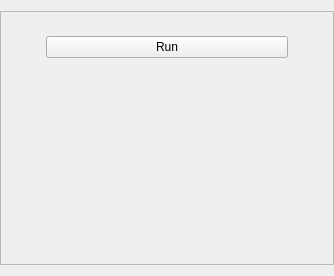
Old version of the form core/modules/gui/GeodesicTrainingGUI/GeodesicTrainingGUI.ui in the repository dboun/MultiPatientImageProcessing.
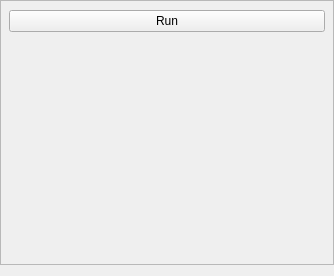
New version of the form. Custom widgets are drawn as their Qt base class.

Commit message: Fix GeodesicTrainingGUI layout

Patch:
```diff
--- a/core/modules/gui/GeodesicTrainingGUI/GeodesicTrainingGUI.ui
+++ b/core/modules/gui/GeodesicTrainingGUI/GeodesicTrainingGUI.ui
@@ -29,11 +29,14 @@
    <property name="leftMargin">
     <number>0</number>
    </property>
+   <property name="topMargin">
+    <number>0</number>
+   </property>
    <property name="rightMargin">
     <number>0</number>
    </property>
    <property name="horizontalSpacing">
-    <number>6</number>
+    <number>0</number>
    </property>
    <item row="0" column="0">
     <widget class="QScrollArea" name="scrollArea">
@@ -64,7 +67,7 @@
         <x>0</x>
         <y>0</y>
         <width>332</width>
-        <height>256</height>
+        <height>265</height>
        </rect>
       </property>
       <property name="sizePolicy">
@@ -81,18 +84,24 @@
       </property>
       <layout class="QGridLayout" name="gridLayout_2">
        <property name="leftMargin">
+        <number>8</number>
+       </property>
+       <property name="topMargin">
         <number>0</number>
        </property>
        <property name="rightMargin">
-        <number>0</number>
+        <number>8</number>
        </property>
        <property name="bottomMargin">
         <number>0</number>
        </property>
-       <item row="0" column="0" alignment="Qt::AlignHCenter">
+       <property name="horizontalSpacing">
+        <number>0</number>
+       </property>
+       <item row="0" column="0">
         <widget class="QWidget" name="widget_2" native="true">
          <property name="sizePolicy">
-          <sizepolicy hsizetype="Fixed" vsizetype="Preferred">
+          <sizepolicy hsizetype="Expanding" vsizetype="Preferred">
            <horstretch>0</horstretch>
            <verstretch>0</verstretch>
           </sizepolicy>
@@ -105,13 +114,19 @@
          </property>
          <property name="maximumSize">
           <size>
-           <width>250</width>
+           <width>1000</width>
            <height>16777215</height>
           </size>
          </property>
          <layout class="QVBoxLayout" name="verticalLayout">
+          <property name="leftMargin">
+           <number>0</number>
+          </property>
+          <property name="topMargin">
+           <number>3</number>
+          </property>
           <property name="rightMargin">
-           <number>9</number>
+           <number>0</number>
           </property>
           <item>
            <widget class="QWidget" name="mitkDrawingToolContainer" native="true">
```
The commit also changes 3 other files.
